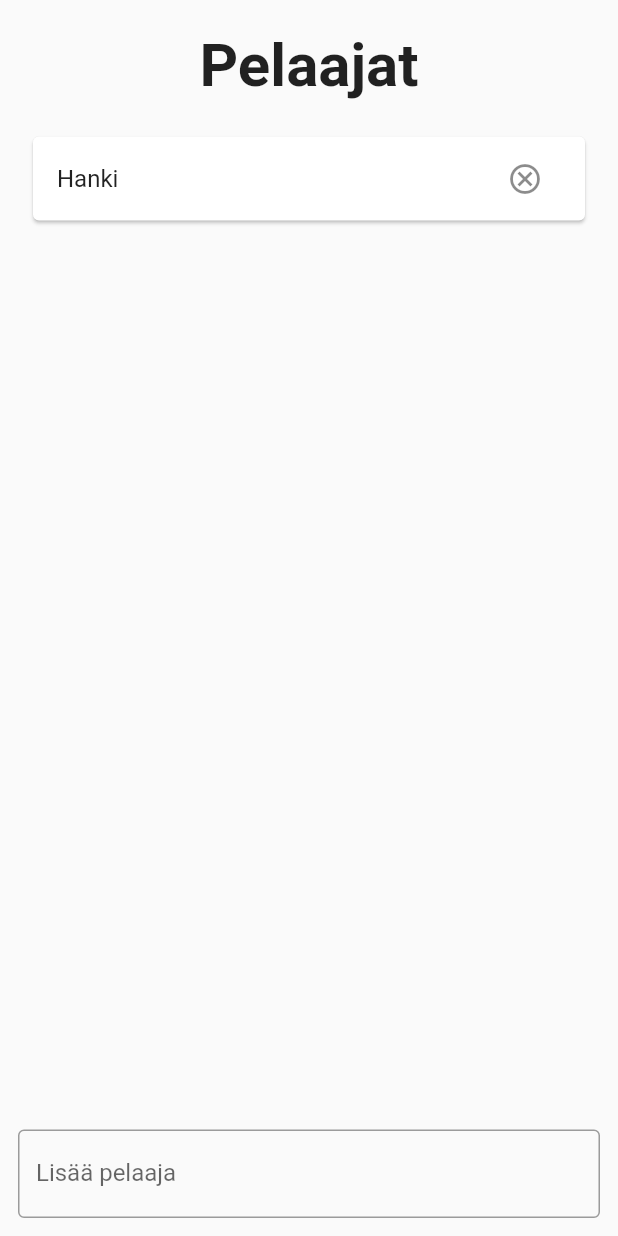
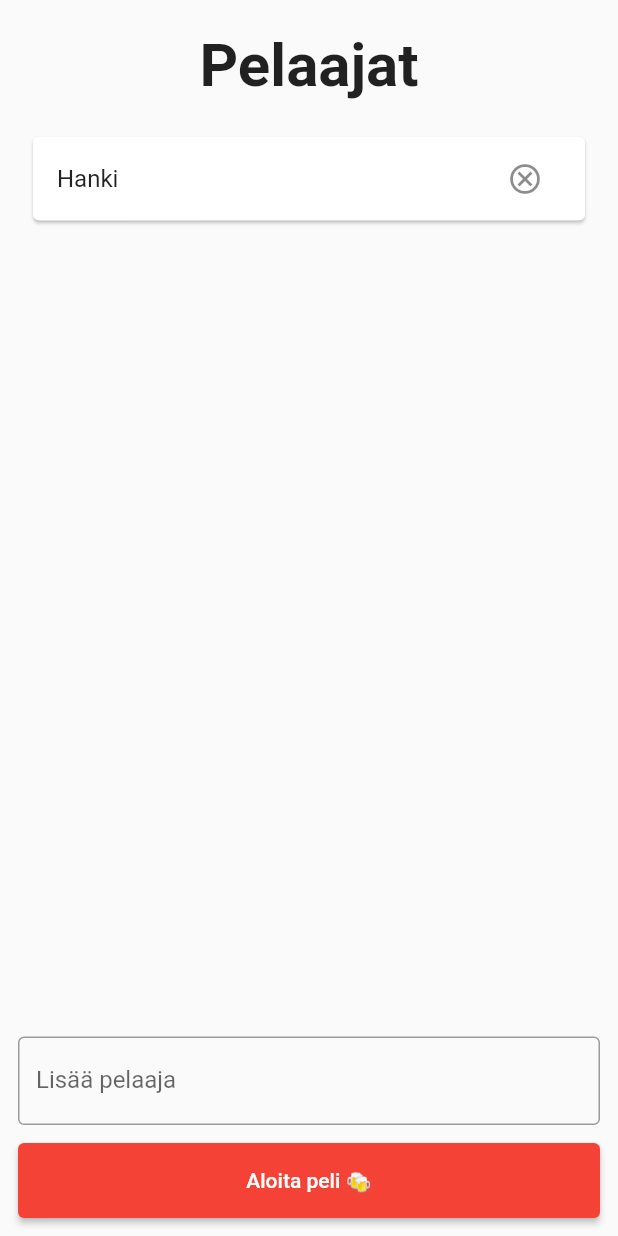
Before and after one commit to welhoilija/yadg, a Flutter app: the screen it shows after launch, on a phone screen of 412 x 824 dp. Run offline on Flutter 3.47's test engine with Material 2 defaults, Android fonts, the light colour scheme and no system bars.

Commit message:
Finish start screen

```diff
--- a/lib/frontend/screens/player_selection.dart
+++ b/lib/frontend/screens/player_selection.dart
@@ -38,6 +38,10 @@ class _PlayerSelectionState extends State<PlayerSelection> {
     });
   }
 
+  void startGame() {
+    print("asd");
+  }
+
   @override
   Widget build(BuildContext context) {
     return Scaffold(
@@ -60,7 +64,7 @@ class _PlayerSelectionState extends State<PlayerSelection> {
                 ),
               ),
               Padding(
-                padding: const EdgeInsets.only(left: 12, right: 12, bottom: 12),
+                padding: const EdgeInsets.only(left: 12, right: 12),
                 child: TextField(
                   controller: _controller,
                   decoration: const InputDecoration(
@@ -68,6 +72,17 @@ class _PlayerSelectionState extends State<PlayerSelection> {
                     labelText: 'Lisää pelaaja',
                   ),
                   onSubmitted: (String str) => addPlayer(str),
+                ),
+              ),
+              Padding(
+                padding: const EdgeInsets.all(12.0),
+                child: ElevatedButton(
+                  onPressed: () => startGame(),
+                  style: ElevatedButton.styleFrom(
+                    backgroundColor: Colors.red,
+                    minimumSize: const Size.fromHeight(50),
+                  ),
+                  child: const Text("Aloita peli 🍻"),
                 ),
               )
             ],
```
